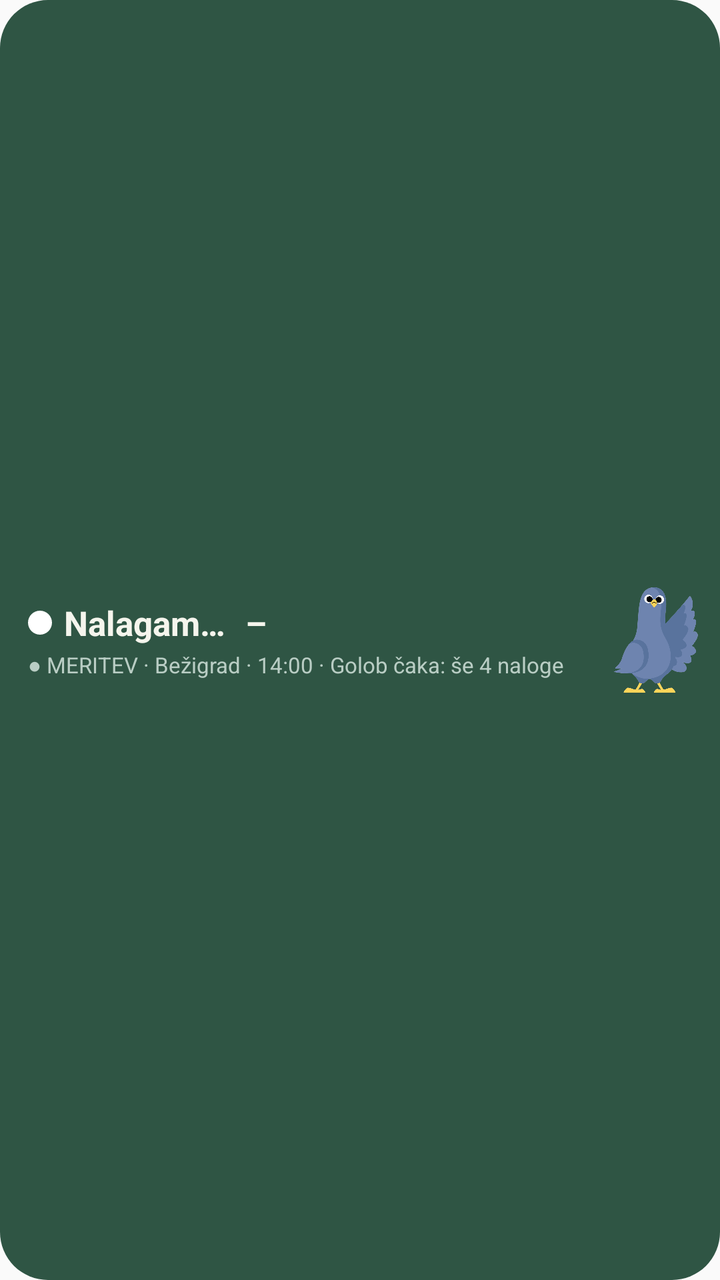
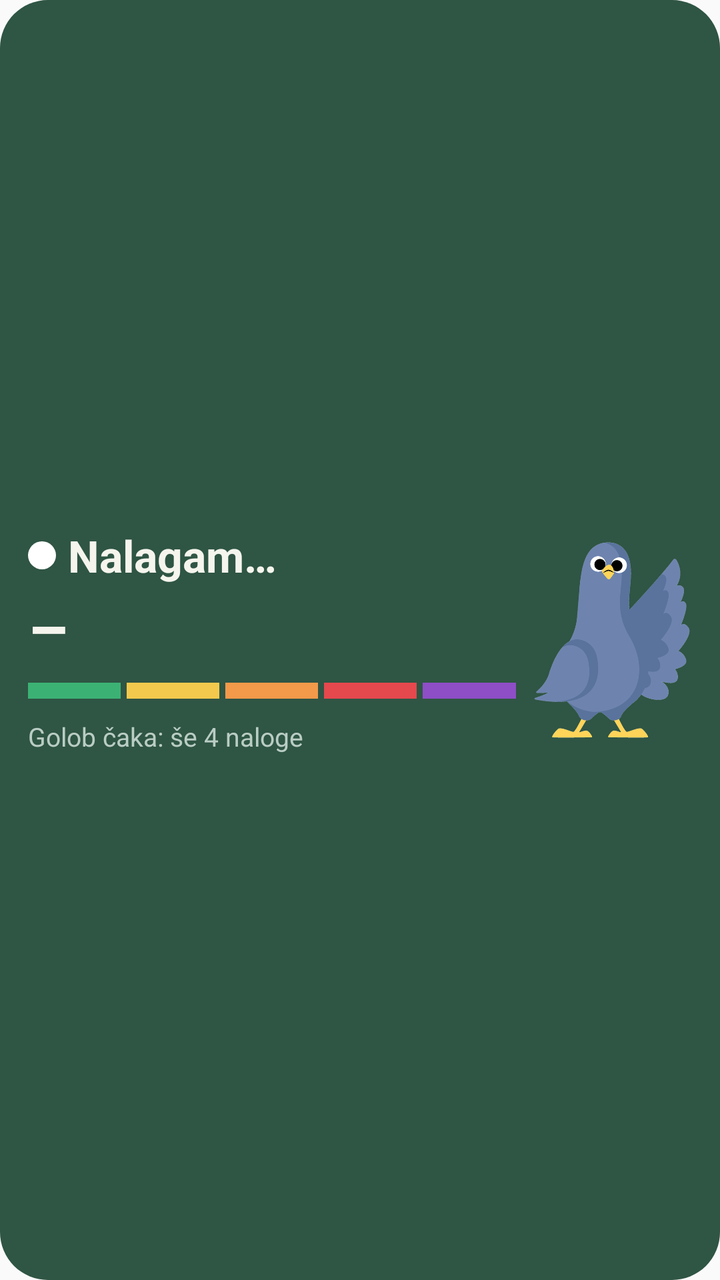

Compare the two renders of this Android layout. The source of the first and the diff that turns it into the second are given below.
<!-- AndroidManifest.xml: application theme AppTheme -->
<!-- res/layout/widget_air.xml -->
<?xml version="1.0" encoding="utf-8"?>
<LinearLayout xmlns:android="http://schemas.android.com/apk/res/android"
    android:id="@+id/root"
    android:layout_width="match_parent"
    android:layout_height="match_parent"
    android:background="@drawable/widget_bg"
    android:gravity="center_vertical"
    android:orientation="horizontal"
    android:paddingStart="14dp"
    android:paddingEnd="10dp"
    android:paddingTop="8dp"
    android:paddingBottom="8dp">

    <LinearLayout
        android:layout_width="0dp"
        android:layout_height="wrap_content"
        android:layout_weight="1"
        android:orientation="vertical">

        <LinearLayout
            android:layout_width="match_parent"
            android:layout_height="wrap_content"
            android:gravity="center_vertical"
            android:orientation="horizontal">

            <ImageView
                android:id="@+id/dot"
                android:layout_width="12dp"
                android:layout_height="12dp"
                android:layout_marginEnd="6dp"
                android:src="@drawable/widget_dot" />

            <TextView
                android:id="@+id/level"
                android:layout_width="wrap_content"
                android:layout_height="wrap_content"
                android:text="Nalagam…"
                android:textColor="#F5F5ED"
                android:textSize="17sp"
                android:textStyle="bold" />

            <TextView
                android:id="@+id/value"
                android:layout_width="wrap_content"
                android:layout_height="wrap_content"
                android:layout_marginStart="10dp"
                android:text="–"
                android:textColor="#F5F5ED"
                android:textSize="17sp"
                android:textStyle="bold" />
        </LinearLayout>

        <TextView
            android:id="@+id/info"
            android:layout_width="match_parent"
            android:layout_height="wrap_content"
            android:layout_marginTop="2dp"
            android:ellipsize="end"
            android:maxLines="1"
            android:text="● MERITEV · Bežigrad · 14:00 · Golob čaka: še 4 naloge"
            android:textColor="#B9CDC4"
            android:textSize="11sp" />
    </LinearLayout>

    <ImageView
        android:id="@+id/golob"
        android:layout_width="44dp"
        android:layout_height="54dp"
        android:layout_marginStart="6dp"
        android:contentDescription="Golob, maskota"
        android:scaleType="fitCenter"
        android:src="@drawable/golob" />
</LinearLayout>
<!-- resources referenced by this layout -->
<resources>
  <!-- drawable golob: png bitmap (drawable-nodpi, 64910 bytes) -->
  <!-- drawable widget_bg (drawable) -->
  <?xml version="1.0" encoding="utf-8"?>
  <shape xmlns:android="http://schemas.android.com/apk/res/android" android:shape="rectangle">
      <solid android:color="#2F5544" />
      <corners android:radius="24dp" />
  </shape>
  <!-- drawable widget_dot (drawable) -->
  <?xml version="1.0" encoding="utf-8"?>
  <shape xmlns:android="http://schemas.android.com/apk/res/android" android:shape="oval">
      <solid android:color="#FFFFFF" />
  </shape>
  <style name="AppTheme" parent="Theme.AppCompat.Light.DarkActionBar">
          
          <item name="colorPrimary">@color/colorPrimary</item>
          <item name="colorPrimaryDark">@color/colorPrimaryDark</item>
          <item name="colorAccent">@color/colorAccent</item>
      </style>
</resources>

<!-- the commit's change to res/layout/widget_air.xml (unified diff, before → after) -->
@@ -6,10 +6,7 @@
     android:background="@drawable/widget_bg"
     android:gravity="center_vertical"
     android:orientation="horizontal"
-    android:paddingStart="14dp"
-    android:paddingEnd="10dp"
-    android:paddingTop="8dp"
-    android:paddingBottom="8dp">
+    android:padding="14dp">
 
     <LinearLayout
         android:layout_width="0dp"
@@ -25,8 +22,8 @@
 
             <ImageView
                 android:id="@+id/dot"
-                android:layout_width="12dp"
-                android:layout_height="12dp"
+                android:layout_width="14dp"
+                android:layout_height="14dp"
                 android:layout_marginEnd="6dp"
                 android:src="@drawable/widget_dot" />
 
@@ -36,37 +33,46 @@
                 android:layout_height="wrap_content"
                 android:text="Nalagam…"
                 android:textColor="#F5F5ED"
-                android:textSize="17sp"
-                android:textStyle="bold" />
-
-            <TextView
-                android:id="@+id/value"
-                android:layout_width="wrap_content"
-                android:layout_height="wrap_content"
-                android:layout_marginStart="10dp"
-                android:text="–"
-                android:textColor="#F5F5ED"
-                android:textSize="17sp"
+                android:textSize="22sp"
                 android:textStyle="bold" />
         </LinearLayout>
 
         <TextView
-            android:id="@+id/info"
+            android:id="@+id/value"
+            android:layout_width="wrap_content"
+            android:layout_height="wrap_content"
+            android:text="–"
+            android:textColor="#F5F5ED"
+            android:textSize="32sp"
+            android:textStyle="bold" />
+
+        <LinearLayout
+            android:layout_width="match_parent"
+            android:layout_height="8dp"
+            android:layout_marginTop="6dp"
+            android:orientation="horizontal">
+            <View android:id="@+id/s1" android:layout_width="0dp" android:layout_height="match_parent" android:layout_weight="1" android:layout_marginEnd="3dp" android:background="#3BB273" />
+            <View android:id="@+id/s2" android:layout_width="0dp" android:layout_height="match_parent" android:layout_weight="1" android:layout_marginEnd="3dp" android:background="#F2C94C" />
+            <View android:id="@+id/s3" android:layout_width="0dp" android:layout_height="match_parent" android:layout_weight="1" android:layout_marginEnd="3dp" android:background="#F2994A" />
+            <View android:id="@+id/s4" android:layout_width="0dp" android:layout_height="match_parent" android:layout_weight="1" android:layout_marginEnd="3dp" android:background="#E5484D" />
+            <View android:id="@+id/s5" android:layout_width="0dp" android:layout_height="match_parent" android:layout_weight="1" android:background="#8E4EC6" />
+        </LinearLayout>
+
+        <TextView
+            android:id="@+id/tasks"
             android:layout_width="match_parent"
             android:layout_height="wrap_content"
-            android:layout_marginTop="2dp"
-            android:ellipsize="end"
-            android:maxLines="1"
-            android:text="● MERITEV · Bežigrad · 14:00 · Golob čaka: še 4 naloge"
+            android:layout_marginTop="10dp"
+            android:text="Golob čaka: še 4 naloge"
             android:textColor="#B9CDC4"
-            android:textSize="11sp" />
+            android:textSize="13sp" />
     </LinearLayout>
 
     <ImageView
         android:id="@+id/golob"
-        android:layout_width="44dp"
-        android:layout_height="54dp"
-        android:layout_marginStart="6dp"
+        android:layout_width="80dp"
+        android:layout_height="100dp"
+        android:layout_marginStart="8dp"
         android:contentDescription="Golob, maskota"
         android:scaleType="fitCenter"
         android:src="@drawable/golob" />
